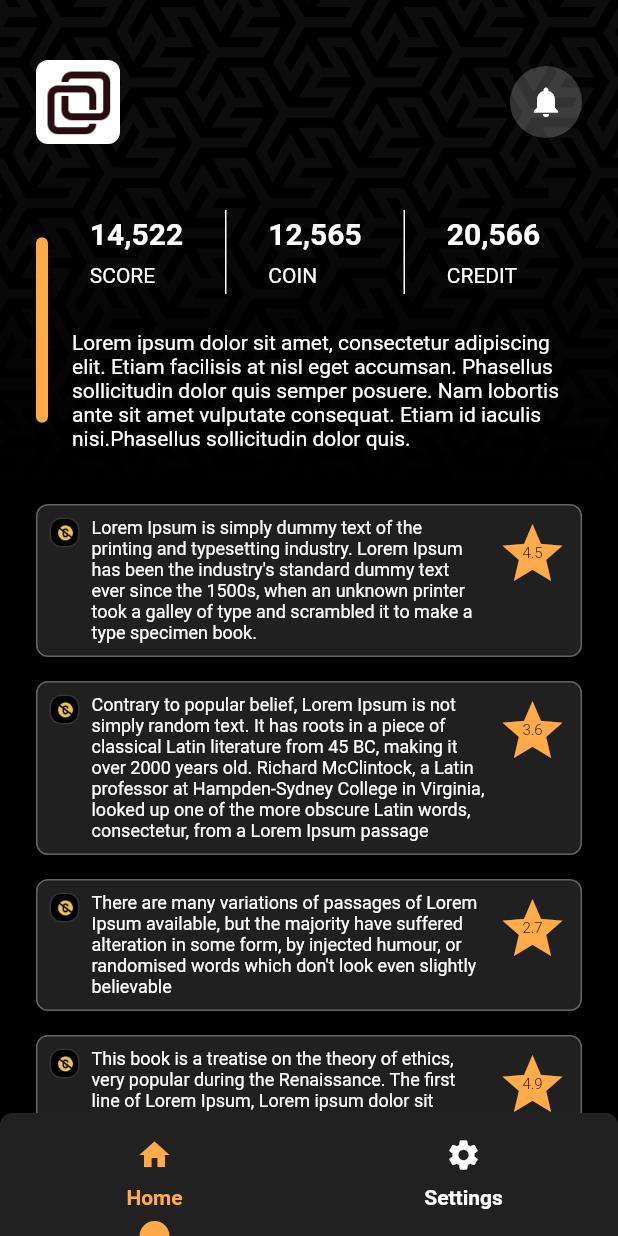
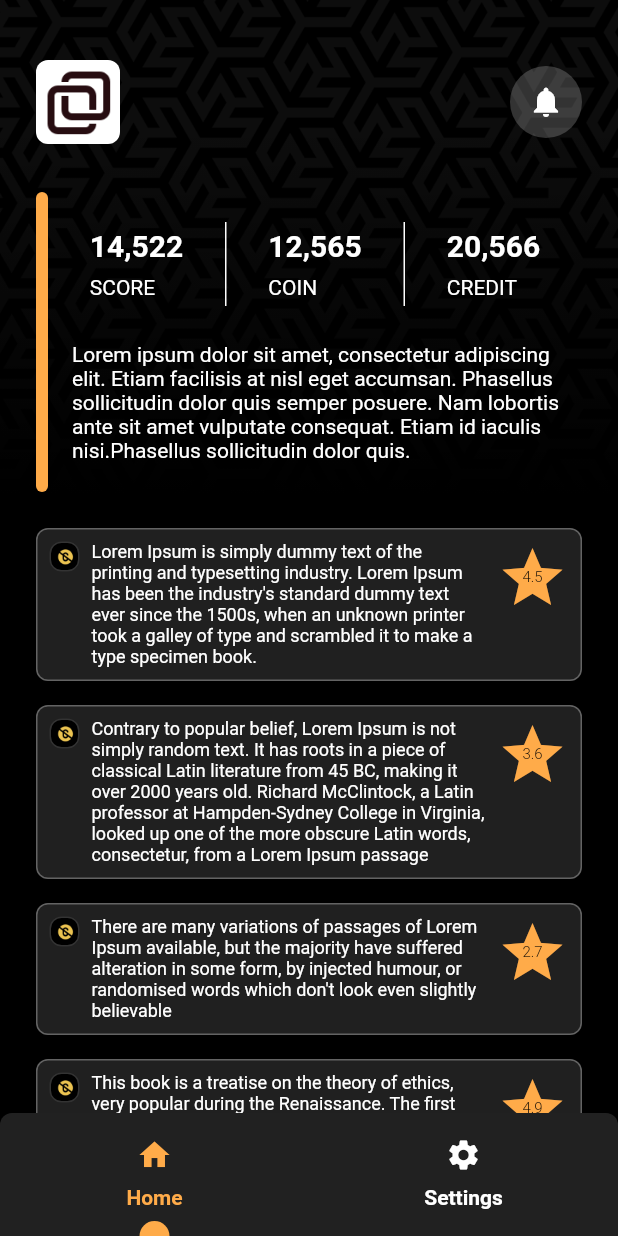
Before and after one commit to Ratul1998/cambridge_wealth, a Flutter app: the screen it shows after launch, on a phone screen of 412 x 824 dp. Run offline on Flutter 3.47's test engine with Material 2 defaults, Android fonts, the phone set to English and light mode, and no system bars; our stand-ins replace flutter_bloc.

Commit message:
made score layout widget

```diff
--- a/lib/widgets/score_layout.dart
+++ b/lib/widgets/score_layout.dart
@@ -25,7 +25,7 @@ class ScoreLayout extends StatelessWidget {
             children: [
               Container(
                 width: 8,
-                height: context.displayHeight * 0.15,
+                height: 200,
                 decoration: BoxDecoration(
                     borderRadius: BorderRadius.circular(10),
                     color: context.colorScheme.primaryColor),
```
